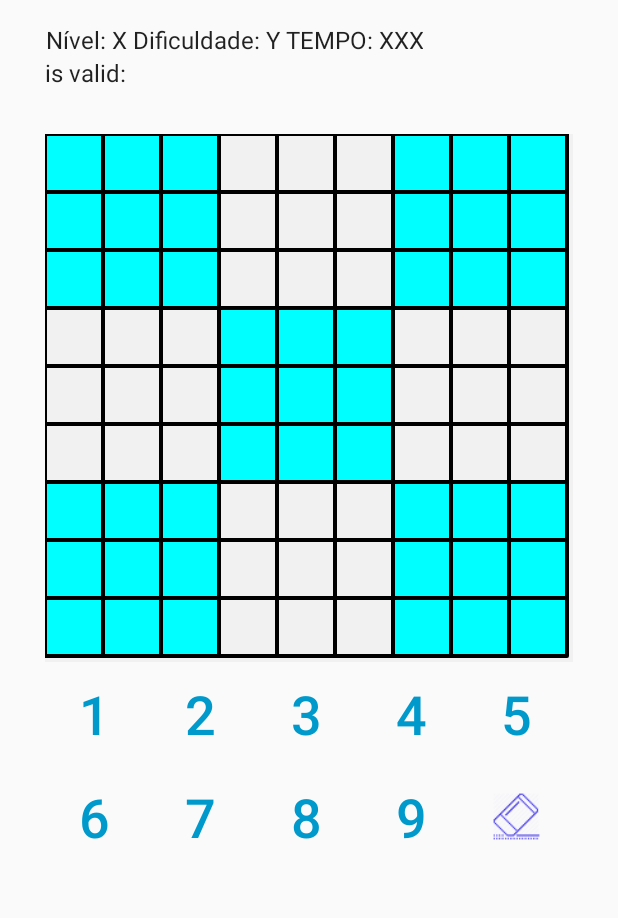
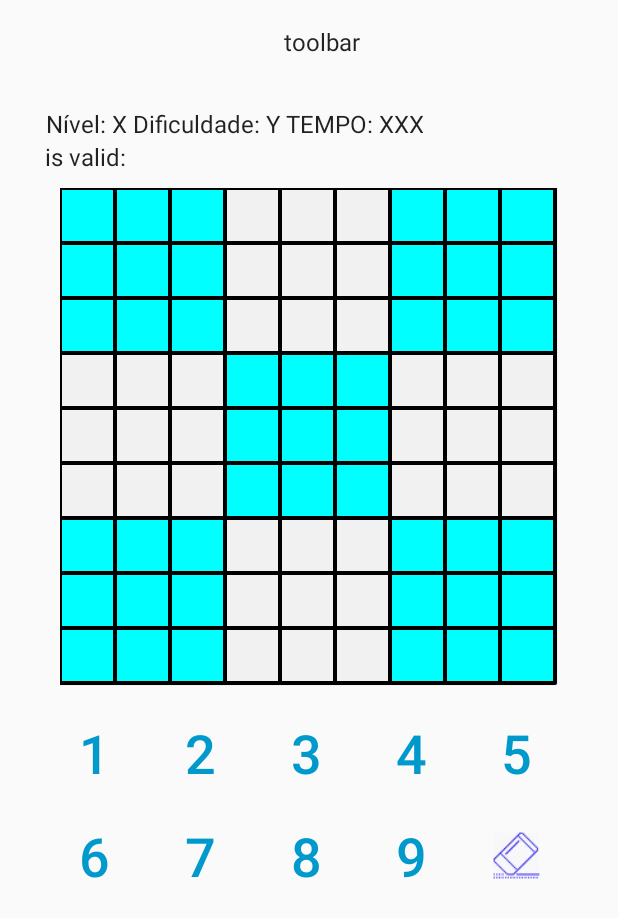
Before and after one commit to eduardossampaio/sudokugame, an Android app: the GameActivity screen opened directly, with no data from a screen before it, on a phone screen of 412 x 824 dp. Shown: the top 918 px of the screen. Run offline under Robolectric (Android 15) with nearby library versions, the phone set to English and light mode, and no system bars; 3 statements that could not run were skipped.

Commit message:
alterações no tabuleiro

```diff
--- a/app/src/main/res/layout/activity_game.xml
+++ b/app/src/main/res/layout/activity_game.xml
@@ -1,6 +1,13 @@
 <?xml version="1.0" encoding="utf-8"?>
+
 <LinearLayout xmlns:android="http://schemas.android.com/apk/res/android"
-    xmlns:tools="http://schemas.android.com/tools"
+    android:orientation="vertical"
+    android:layout_width="match_parent"
+    android:layout_height="match_parent">
+
+    <include layout="@layout/toolbar" />
+
+    <LinearLayout xmlns:tools="http://schemas.android.com/tools"
         android:id="@+id/transitions_container"
         android:layout_width="match_parent"
         android:layout_height="match_parent"
@@ -12,25 +19,25 @@
         tools:context="com.example.eduardosampaio.testeappdfh.MainActivity">
 
         <TextView
-        android:text="Nível: X Dificuldade: Y TEMPO: XXX"
             android:layout_width="wrap_content"
-        android:layout_height="wrap_content" />
+            android:layout_height="wrap_content"
+            android:text="Nível: X Dificuldade: Y TEMPO: XXX" />
 
         <TextView
             android:id="@+id/text_game_is_valid"
-        android:text="is valid: "
             android:layout_width="wrap_content"
-        android:layout_height="wrap_content" />
+            android:layout_height="wrap_content"
+            android:text="is valid: " />
 
         <com.apps.esampaio.sudoku.view.custom.SudokuBoard
-        android:layout_marginTop="30dp"
             android:id="@+id/sudoku_board_view"
             android:layout_width="match_parent"
             android:layout_height="wrap_content"
+            android:layout_margin="10dp"
             android:background="#f1f1f1" />
 
-    <include layout="@layout/game_keyboard"/>
-
+        <include layout="@layout/game_keyboard" />
 
 
     </LinearLayout>
+</LinearLayout>
```
Also changed, not shown: app/src/main/java/com/apps/esampaio/sudoku/entity/SudokuGame.kt (+14 -4 lines), app/src/main/java/com/apps/esampaio/sudoku/view/custom/SudokuBoard.kt (+10 -8 lines). Lines whose indentation alone changed are shown as unchanged.
